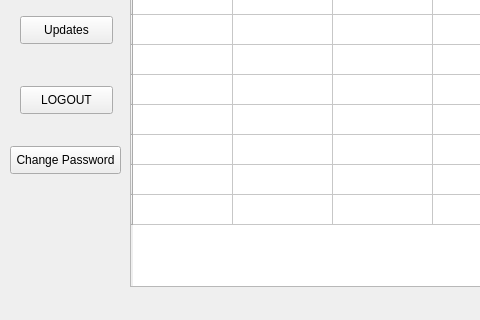
First picture: the form in HOME.ui, repository Ghulam-Mustafa08291/DB-project, before the edit; both pictures show x 0 to 480 and y 173 to 493 of the 800 by 600 pixel window.
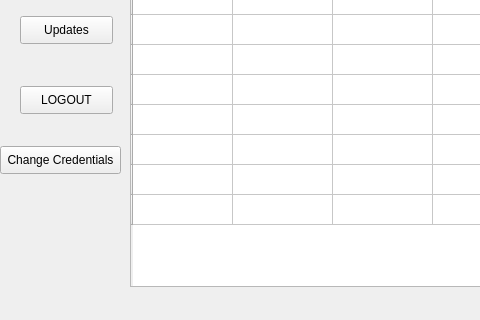
Second picture: the form after the edit.

Commit message: made slight changes to the Account settings ui

```diff
--- a/HOME.ui
+++ b/HOME.ui
@@ -154,14 +154,14 @@
    <widget class="QPushButton" name="pushButton_7">
     <property name="geometry">
      <rect>
-      <x>10</x>
+      <x>0</x>
       <y>300</y>
-      <width>111</width>
+      <width>121</width>
       <height>28</height>
      </rect>
     </property>
     <property name="text">
-     <string>Change Password</string>
+     <string>Change Credentials</string>
     </property>
    </widget>
    <widget class="QPushButton" name="pushButton_8">
```
The commit also changes 1 other file.
